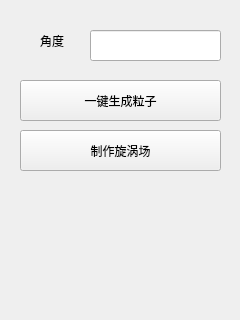
Before: the Qt Designer form poly.ui in TakaXu/-, drawn with Qt 5.
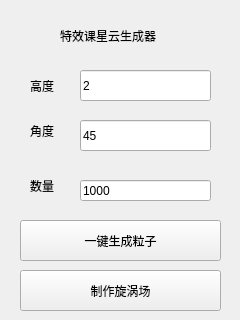
After: the same form once the commit is applied.

```diff
--- a/poly.ui
+++ b/poly.ui
@@ -17,7 +17,7 @@
    <property name="geometry">
     <rect>
      <x>20</x>
-     <y>80</y>
+     <y>220</y>
      <width>201</width>
      <height>41</height>
     </rect>
@@ -33,7 +33,7 @@
    <property name="geometry">
     <rect>
      <x>20</x>
-     <y>130</y>
+     <y>270</y>
      <width>201</width>
      <height>41</height>
     </rect>
@@ -48,18 +48,21 @@
   <widget class="QLineEdit" name="getagle">
    <property name="geometry">
     <rect>
-     <x>90</x>
-     <y>30</y>
+     <x>80</x>
+     <y>120</y>
      <width>131</width>
      <height>31</height>
     </rect>
    </property>
+   <property name="text">
+    <string>45</string>
+   </property>
   </widget>
   <widget class="QLabel" name="label">
    <property name="geometry">
     <rect>
-     <x>40</x>
-     <y>30</y>
+     <x>30</x>
+     <y>120</y>
      <width>31</width>
      <height>21</height>
     </rect>
@@ -68,6 +71,71 @@
     <string>角度</string>
    </property>
   </widget>
+  <widget class="QLabel" name="label_2">
+   <property name="geometry">
+    <rect>
+     <x>30</x>
+     <y>80</y>
+     <width>54</width>
+     <height>12</height>
+    </rect>
+   </property>
+   <property name="text">
+    <string>高度</string>
+   </property>
+  </widget>
+  <widget class="QLineEdit" name="gethigh">
+   <property name="geometry">
+    <rect>
+     <x>80</x>
+     <y>70</y>
+     <width>131</width>
+     <height>31</height>
+    </rect>
+   </property>
+   <property name="text">
+    <string>2</string>
+   </property>
+  </widget>
+  <widget class="QLabel" name="label_3">
+   <property name="geometry">
+    <rect>
+     <x>30</x>
+     <y>180</y>
+     <width>54</width>
+     <height>12</height>
+    </rect>
+   </property>
+   <property name="text">
+    <string>数量</string>
+   </property>
+  </widget>
+  <widget class="QLineEdit" name="getpnumber">
+   <property name="geometry">
+    <rect>
+     <x>80</x>
+     <y>180</y>
+     <width>131</width>
+     <height>21</height>
+    </rect>
+   </property>
+   <property name="text">
+    <string>1000</string>
+   </property>
+  </widget>
+  <widget class="QLabel" name="label_4">
+   <property name="geometry">
+    <rect>
+     <x>60</x>
+     <y>20</y>
+     <width>131</width>
+     <height>31</height>
+    </rect>
+   </property>
+   <property name="text">
+    <string>特效课星云生成器</string>
+   </property>
+  </widget>
  </widget>
  <resources/>
  <connections/>
```
Left out of the diff: 4 changed lines with no effect on the pictures.
